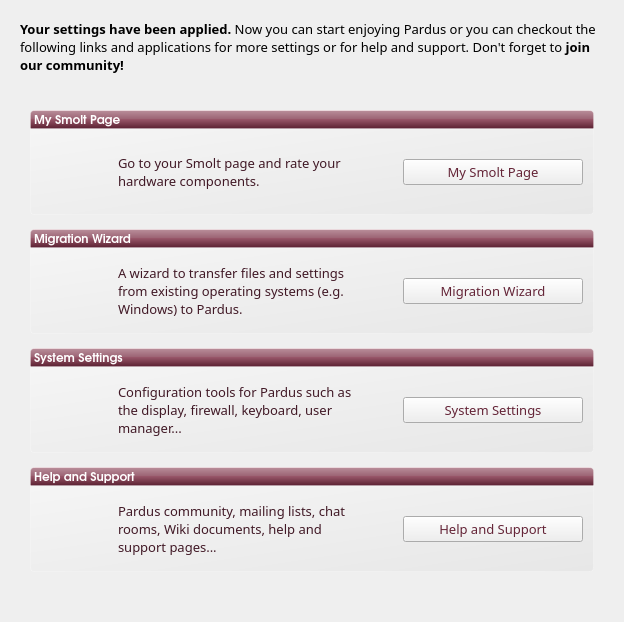
First picture: the form in kde/kaptan/ui/goodbyeWidget.ui, repository pars-linux/uludag, before the edit.
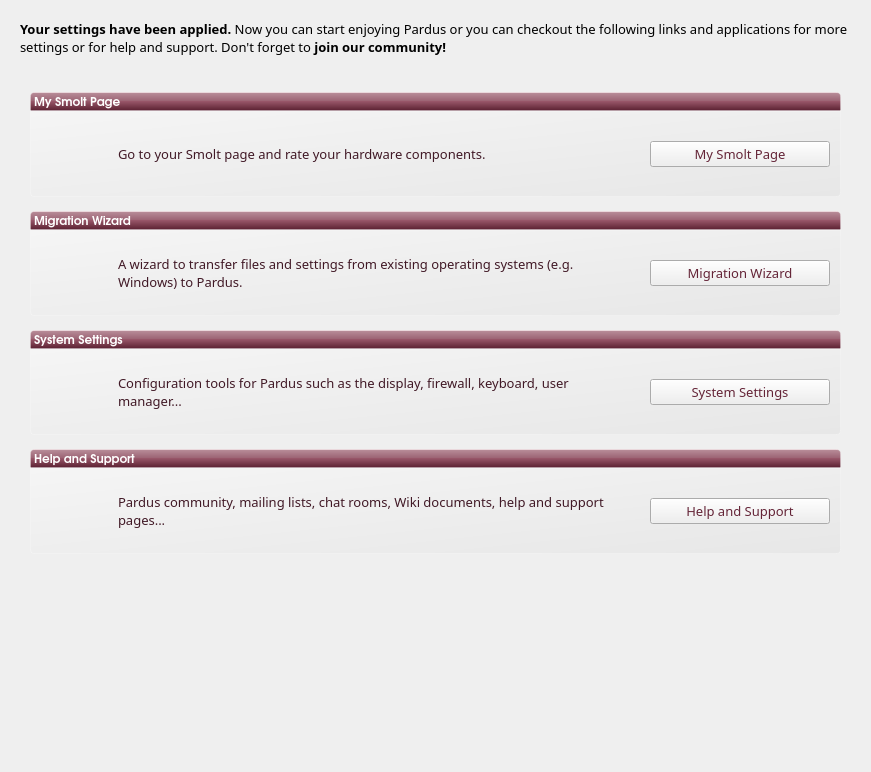
Second picture: the form after the edit. Icons and pictures are not drawn.

Patch:
```diff
--- a/kde/kaptan/ui/goodbyeWidget.ui
+++ b/kde/kaptan/ui/goodbyeWidget.ui
@@ -6,8 +6,8 @@
    <rect>
     <x>0</x>
     <y>0</y>
-    <width>624</width>
-    <height>622</height>
+    <width>871</width>
+    <height>772</height>
    </rect>
   </property>
   <property name="windowTitle">
@@ -83,8 +83,8 @@
        <rect>
         <x>0</x>
         <y>0</y>
-        <width>566</width>
-        <height>544</height>
+        <width>831</width>
+        <height>666</height>
        </rect>
       </property>
       <property name="styleSheet">
```
Left out of the diff: 10 changed lines with no effect on the pictures.
